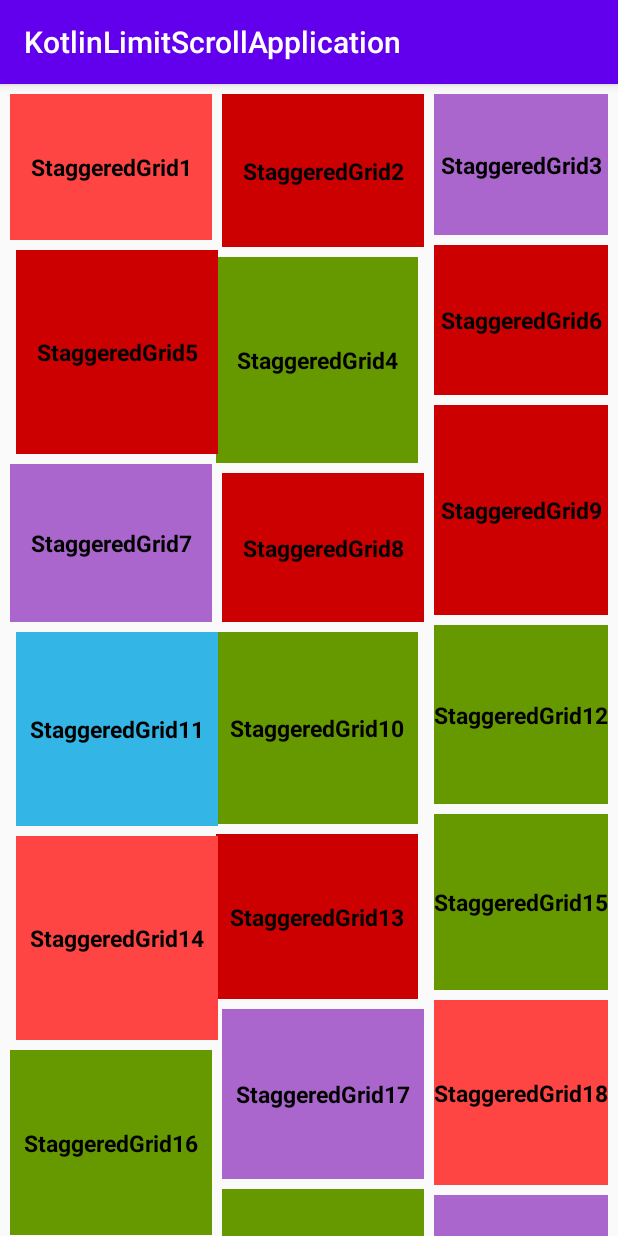
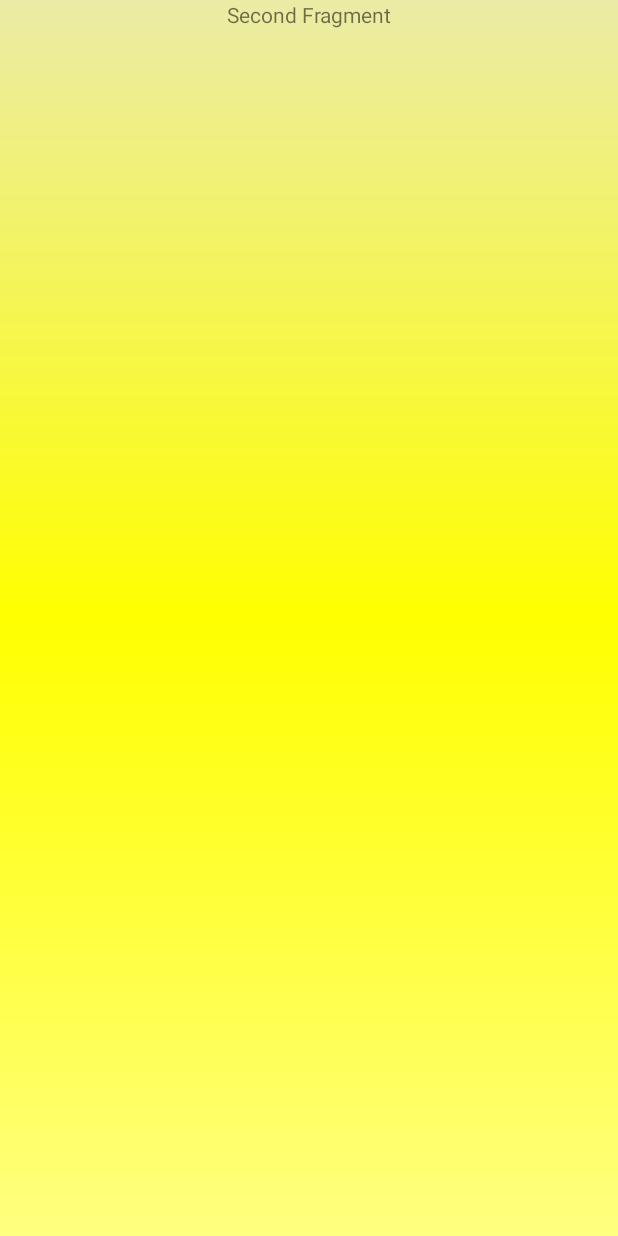
Before and after one commit to wolrdprogrammer9823/KotlinLimitScrollApplication, an Android app: the fragment Tab3Fragment shown on its own in the app's theme, after a tap on an icon or button, on a phone screen of 412 x 824 dp. Run offline under Robolectric (Android 15) with nearby library versions, the phone set to English and light mode, and no system bars; 1 statement that could not run was skipped.

Commit message:
1.DialogFragment的使用

```diff
--- /dev/null
+++ b/app/src/main/java/com/heng/kotlinlimitscrollapplication/fragments/Tab3DialogFragment.kt
@@ -0,0 +1,40 @@
+package com.heng.kotlinlimitscrollapplication.fragments
+import android.content.DialogInterface
+import android.graphics.drawable.ColorDrawable
+import android.os.Bundle
+import android.view.*
+import androidx.fragment.app.DialogFragment
+import androidx.fragment.app.FragmentManager
+import com.heng.kotlinlimitscrollapplication.R
+import com.heng.kotlinlimitscrollapplication.util.doLog
+
+class Tab3DialogFragment : DialogFragment() {
+
+    override fun onCreateView(inflater: LayoutInflater, container: ViewGroup?,
+                              savedInstanceState: Bundle?): View? {
+        return inflater.inflate(R.layout.tab3_dialog_fragment, container, false)
+    }
+
+    override fun onActivityCreated(savedInstanceState: Bundle?) {
+        /*全屏显示*/
+        this.dialog?.requestWindowFeature(Window.FEATURE_NO_TITLE)
+        super.onActivityCreated(savedInstanceState)
+        val dialogWindow = this.dialog?.window
+        dialogWindow?.setBackgroundDrawable(ColorDrawable(0x00000000))
+        dialogWindow?.setLayout(
+            WindowManager.LayoutParams.MATCH_PARENT,
+            WindowManager.LayoutParams.MATCH_PARENT
+        )
+    }
+
+    override fun show(manager: FragmentManager, tag: String?) {
+        super.show(manager, tag)
+        doLog("override fun show(manager: FragmentManager, tag: String?)")
+    }
+
+    override fun onDismiss(dialog: DialogInterface) {
+        super.onDismiss(dialog)
+        doLog("override fun onDismiss(dialog: DialogInterface)")
+    }
+
+}
--- a/app/src/main/java/com/heng/kotlinlimitscrollapplication/fragments/Tab3Fragment.kt
+++ b/app/src/main/java/com/heng/kotlinlimitscrollapplication/fragments/Tab3Fragment.kt
@@ -1,23 +1,17 @@
 package com.heng.kotlinlimitscrollapplication.fragments
 import activitystarter.ActivityStarter
-import android.content.DialogInterface
-import android.content.Intent
 import android.os.Bundle
 import android.view.View
-import android.widget.Toast
-import androidx.appcompat.app.AlertDialog
 import androidx.recyclerview.widget.RecyclerView
 import androidx.recyclerview.widget.StaggeredGridLayoutManager
 import com.heng.kotlinlimitscrollapplication.DrawerActivityStarter
 import com.heng.kotlinlimitscrollapplication.R
-import com.heng.kotlinlimitscrollapplication.TestAopActivity
 import com.heng.kotlinlimitscrollapplication.TestAopActivityStarter
 import com.heng.kotlinlimitscrollapplication.adpater.Tab3Adapter
 import com.heng.kotlinlimitscrollapplication.bean.Student
 import com.heng.kotlinlimitscrollapplication.interfaces.IOnItemClickListener
 import com.heng.kotlinlimitscrollapplication.presenter.GetDataPresenterImpl
 import com.heng.kotlinlimitscrollapplication.presenter.IGetDataPresenter
-import com.heng.kotlinlimitscrollapplication.util.doLog
 import com.heng.kotlinlimitscrollapplication.view.IGetDataView
 import com.heng.kotlinlimitscrollapplication.views.GridItemDecoration
 import kotlinx.android.synthetic.main.fragment_tab3.*
@@ -94,6 +88,7 @@ class Tab3Fragment : BaseLazyLoadFragment(), IOnItemClickListener<String>, IGetD
         // 业务场景:登录验证和单次点击
 
         //ViewPager2  DialogFragment
+        //kotlin协程   view model + lifecycle
     }
 
     override fun onFragmentResume() {
@@ -128,13 +123,13 @@ class Tab3Fragment : BaseLazyLoadFragment(), IOnItemClickListener<String>, IGetD
             }
 
             2->{
-
                 DrawerActivityStarter.start(requireActivity(), student)
             }
 
-            2->{
-
-
+            3->{
+                childFragmentManager.let {
+                    Tab3DialogFragment().show(it,"fragmentManager")
+                }
             }
         }
     }
--- /dev/null
+++ b/app/src/main/res/layout/tab3_dialog_fragment.xml
@@ -0,0 +1,16 @@
+<?xml version="1.0" encoding="utf-8"?>
+<androidx.constraintlayout.widget.ConstraintLayout
+    xmlns:android="http://schemas.android.com/apk/res/android"
+    xmlns:app="http://schemas.android.com/apk/res-auto"
+    android:layout_width="match_parent"
+    android:layout_height="match_parent"
+    android:background="@drawable/vp2_item_bg2">
+
+    <androidx.appcompat.widget.AppCompatTextView
+        android:id="@+id/dialog_tv"
+        android:layout_width="match_parent"
+        android:layout_height="wrap_content"
+        app:layout_constraintTop_toTopOf="parent"
+        android:gravity="center_horizontal"
+        android:text="@string/second_fragment_label"/>
+</androidx.constraintlayout.widget.ConstraintLayout>
```
